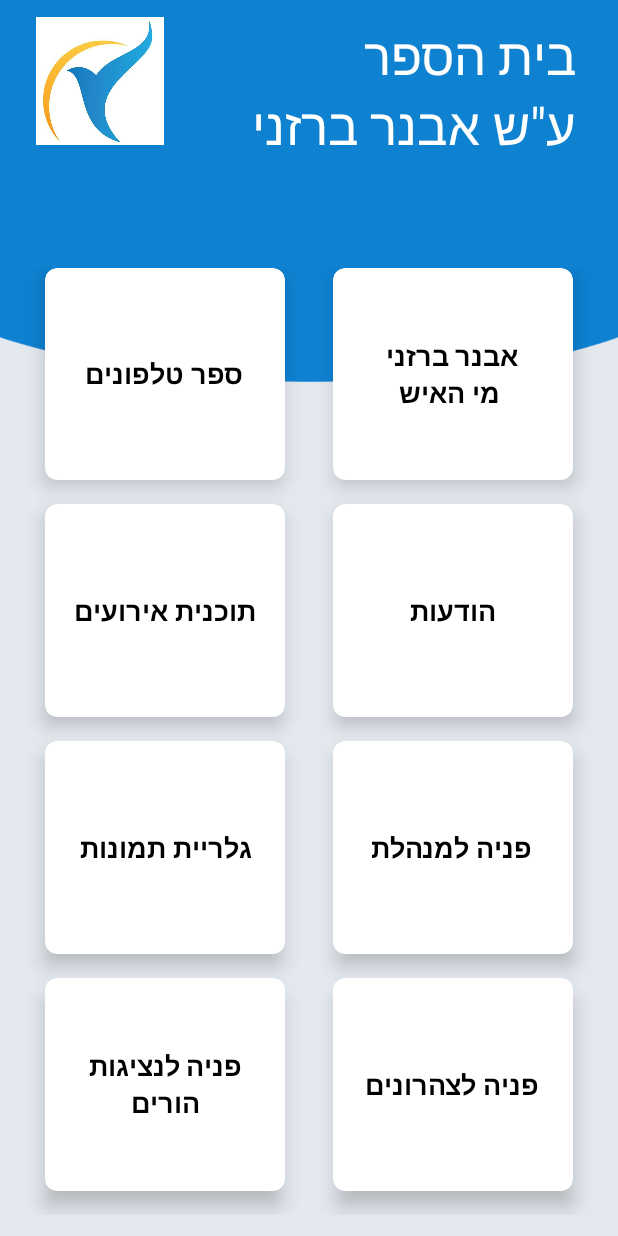
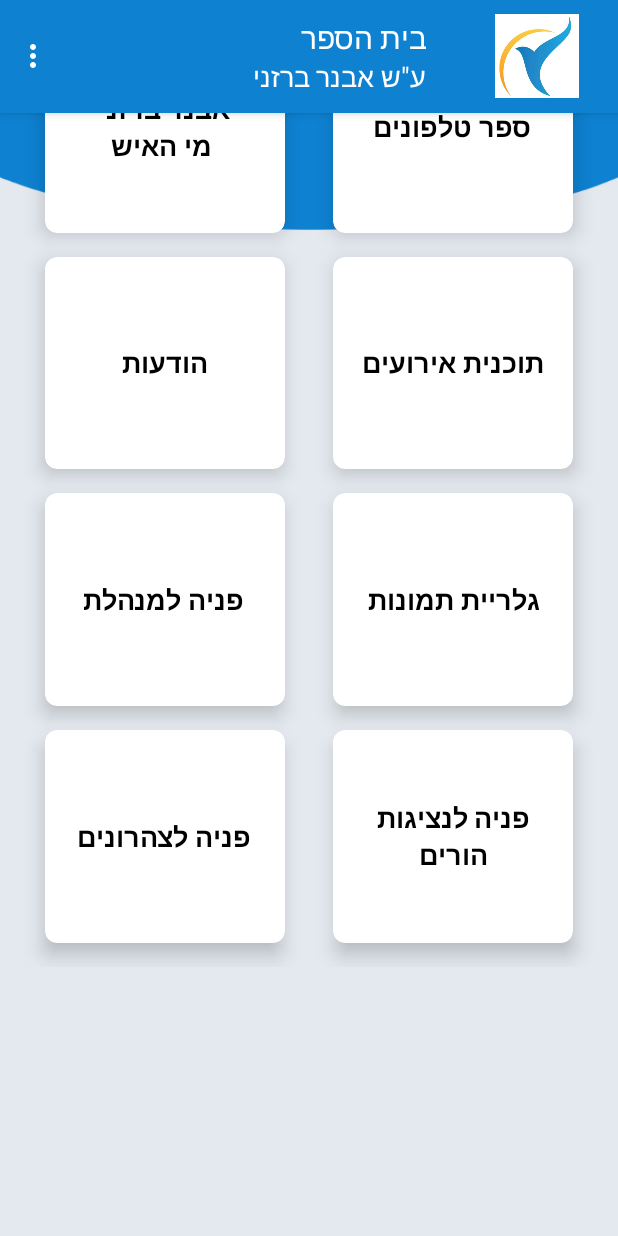
Before and after one commit to GuyCo5/School, an Android app: the screen it shows after launch (MainActivity), on a phone screen of 412 x 824 dp. Run offline under Robolectric (Android 15) with nearby library versions, the phone set to English and light mode, and no system bars.

Commit message:
first commit menu and actionBar

```diff
--- a/app/build.gradle
+++ b/app/build.gradle
@@ -4,7 +4,7 @@ android {
     compileSdkVersion 28
     defaultConfig {
         applicationId "com.example.guyco.school"
-        minSdkVersion 17
+        minSdkVersion 21
         targetSdkVersion 28
         versionCode 1
         versionName "1.0"
@@ -16,14 +16,15 @@ android {
             proguardFiles getDefaultProguardFile('proguard-android.txt'), 'proguard-rules.pro'
         }
     }
+    productFlavors {
+    }
 }
 
 dependencies {
-    implementation fileTree(dir: 'libs', include: ['*.jar'])
+    implementation fileTree(include: ['*.jar'], dir: 'libs')
     implementation 'com.android.support:appcompat-v7:28.0.0'
     implementation 'com.android.support.constraint:constraint-layout:1.1.3'
     implementation 'com.android.support:cardview-v7:28.0.0'
-
     testImplementation 'junit:junit:4.12'
     androidTestImplementation 'com.android.support.test:runner:1.0.2'
     androidTestImplementation 'com.android.support.test.espresso:espresso-core:3.0.2'
--- a/app/src/main/AndroidManifest.xml
+++ b/app/src/main/AndroidManifest.xml
@@ -8,15 +8,17 @@
         android:label="@string/app_name"
         android:roundIcon="@mipmap/ic_launcher_round"
         android:supportsRtl="true"
-        android:theme="@style/AppTheme.Launcher">
-
-        <activity android:name=".MainActivity">
+        android:theme="@style/AppTheme.Launcher"
+        >
+        <activity
+            android:name=".MainActivity"
+            android:screenOrientation="portrait">
             <intent-filter>
                 <action android:name="android.intent.action.MAIN" />
-
                 <category android:name="android.intent.category.LAUNCHER" />
             </intent-filter>
         </activity>
+
     </application>
 
 </manifest>
--- a/app/src/main/java/com/example/guyco/school/MainActivity.java
+++ b/app/src/main/java/com/example/guyco/school/MainActivity.java
@@ -4,28 +4,39 @@ import android.content.Intent;
 import android.net.Uri;
 import android.support.v7.app.AppCompatActivity;
 import android.os.Bundle;
-import android.util.Log;
+import android.support.v7.widget.Toolbar;
+import android.view.Menu;
+import android.view.MenuInflater;
 import android.view.View;
 import android.widget.Toast;
 
 public class MainActivity extends AppCompatActivity {
-
-
-    private static final String TAG = "main";
 
     private final String LINK_PHONEBOOK = "https://docs.google.com/spreadsheets/d/17FPrQvJD7oeCIfKJhq6jNkS3shfv_XudgoAViKF36Qs/edit?usp=sharing";
     private final String LINK_WHOIS = "https://he.wikipedia.org/wiki/%D7%90%D7%91%D7%A0%D7%A8_%D7%91%D7%A8%D7%96%D7%A0%D7%99";
     private final String LINK_EVENTS = "https://docs.google.com/document/d/1kIbqPBPw8_sKHw0XC-yBp8BY_rZqtS5ZH-v353UG6W8/edit?usp=sharing";
     private final String LINK_MESSAGES = "https://docs.google.com/document/d/1AMTO35iar_odnMq9cgOfuwV9MSot_vSrFMkGyoLhNeo/edit?usp=sharing";
     private final String LINK_GALLERY = "https://drive.google.com/drive/folders/17hTsO0oY8KUTS0QD9PdPf-finZtjTSo3?usp=sharing";
-    private final String LINK_SEND_TO_MANAGEMENT = "";
-    private final String LINK_SEND_TO_PARENTS = "";
-    private final String LINK_SEND_TO_NOONCARE = "";
+    //private final String LINK_SEND_TO_MANAGEMENT = "";
+    //private final String LINK_SEND_TO_PARENTS = "";
+    //private final String LINK_SEND_TO_NOONCARE = "";
 
     @Override
     protected void onCreate(Bundle savedInstanceState) {
+        getWindow().getDecorView().setLayoutDirection(View.LAYOUT_DIRECTION_RTL);
+        setTheme(R.style.AppTheme);
         super.onCreate(savedInstanceState);
         setContentView(R.layout.activity_main);
+
+        Toolbar toolbar = findViewById(R.id.toolbar);
+        setSupportActionBar(toolbar);
+    }
+
+    @Override
+    public boolean onCreateOptionsMenu(Menu menu) {
+        MenuInflater inflater = getMenuInflater();
+        inflater.inflate(R.menu.menu_main, menu);
+        return true;
     }
 
     public void clickPhoneBook(View view) {
--- a/app/src/main/res/anim/zoomin.xml
+++ /dev/null
@@ -1,15 +0,0 @@
-<?xml version="1.0" encoding="utf-8"?>
-<set xmlns:android="http://schemas.android.com/apk/res/android">
-
-  <scale
-      xmlns:android="http://schemas.android.com/apk/res/android"
-      android:duration="1000"
-      android:fromXScale="0.1"
-      android:fromYScale="0.1"
-      android:pivotX="50%"
-      android:pivotY="50%"
-      android:toXScale="1"
-      android:toYScale="1" >
-  </scale>
-
-</set>
--- a/app/src/main/res/layout/activity_main.xml
+++ b/app/src/main/res/layout/activity_main.xml
@@ -5,6 +5,10 @@
     android:layout_width="match_parent"
     android:layout_height="match_parent"
     tools:context=".MainActivity">
+
+    <include
+        android:id="@+id/toolbar"
+        layout="@layout/toolbar" />
 
 
     <LinearLayout
@@ -14,42 +18,9 @@
         android:layout_alignParentTop="true"
         android:layout_marginStart="0dp"
         android:layout_marginTop="0dp"
-        android:background="@drawable/bg"
+        android:background="@drawable/background"
         android:orientation="vertical"
         android:weightSum="10">
-
-
-        <RelativeLayout
-            android:layout_width="match_parent"
-            android:layout_height="0dp"
-            android:layout_weight="2">
-
-            <TextView
-                android:id="@+id/title"
-                android:layout_width="257dp"
-                android:layout_height="wrap_content"
-                android:layout_alignParentTop="true"
-                android:layout_alignParentEnd="true"
-                android:layout_marginTop="13dp"
-                android:layout_marginEnd="28dp"
-                android:text="@string/barazanySchool"
-                android:textColor="@android:color/white"
-                android:textSize="34sp" />
-
-            <ImageView
-                android:layout_width="85dp"
-                android:layout_height="85dp"
-                android:layout_alignLeft="@id/title"
-                android:layout_alignParentStart="true"
-                android:layout_alignParentTop="true"
-                android:layout_marginStart="10dp"
-                android:layout_marginLeft="-89dp"
-                android:layout_marginTop="11dp"
-                android:layout_marginEnd="3dp"
-                android:layout_toStartOf="@+id/title"
-                android:src="@drawable/logo" />
-
-        </RelativeLayout>
 
         <GridLayout
             android:id="@+id/mainGrid"
@@ -119,7 +90,7 @@
                     <TextView
                         android:layout_width="wrap_content"
                         android:layout_height="wrap_content"
-                        android:text="@string/avnerBarazany"
+                        android:text="@string/whoIsAvnerBarazany"
                         android:textAlignment="center"
                         android:textColor="@android:color/black"
                         android:textSize="18sp"
--- /dev/null
+++ b/app/src/main/res/layout/toolbar.xml
@@ -0,0 +1,20 @@
+<?xml version="1.0" encoding="utf-8"?>
+<android.support.v7.widget.Toolbar xmlns:android="http://schemas.android.com/apk/res/android"
+    android:layout_width="match_parent"
+    android:layout_height="wrap_content"
+    xmlns:app="http://schemas.android.com/apk/res-auto"
+    android:background="@color/background"
+    android:elevation="4dp"
+    android:theme="@style/Base.ThemeOverlay.AppCompat.Dark.ActionBar"
+    app:popupTheme="@style/ThemeOverlay.AppCompat.Light"
+    app:navigationIcon="@mipmap/ic_launcher_foreground"
+    app:title="@string/school"
+    app:subtitle="@string/avnerBarazany"
+    app:subtitleTextColor="@color/white"
+    app:subtitleTextAppearance="@style/myTheme.ActionBar.Text"
+    app:titleMarginStart="20dp"
+>
+
+
+
+</android.support.v7.widget.Toolbar>
--- /dev/null
+++ b/app/src/main/res/menu/menu_main.xml
@@ -0,0 +1,14 @@
+<?xml version="1.0" encoding="utf-8"?>
+<menu xmlns:android="http://schemas.android.com/apk/res/android"
+    xmlns:app="http://schemas.android.com/apk/res-auto">
+
+    <item
+        android:id="@+id/settings"
+        android:title="@string/settings"
+        app:showAsAction="never" />
+    <item
+        android:id="@+id/feedback"
+        android:title="@string/feedback"
+        app:showAsAction="never" />
+
+</menu>
--- a/app/src/main/res/values/colors.xml
+++ b/app/src/main/res/values/colors.xml
@@ -3,4 +3,6 @@
     <color name="colorPrimary">#00a8dd</color>
     <color name="colorPrimaryDark">#1677bb</color>
     <color name="colorAccent">#fcbe35</color>
+    <color name="background">#0E81D1</color>
+    <color name="white">#ffffff</color>
 </resources>
--- a/app/src/main/res/values/strings.xml
+++ b/app/src/main/res/values/strings.xml
@@ -1,7 +1,8 @@
 <resources>
     <string name="app_name">School</string>
-    <string name="barazanySchool">"בית הספר\nע\"ש אבנר ברזני"</string>
-    <string name="avnerBarazany">"אבנר ברזני\n מי האיש"</string>
+    <string name="school">"בית הספר"</string>
+    <string name="avnerBarazany">"ע\"ש אבנר ברזני"</string>
+    <string name="whoIsAvnerBarazany">"אבנר ברזני\n מי האיש"</string>
 
     <string name="phoneBook">ספר טלפונים</string>
     <string name="eventPlan">תוכנית אירועים</string>
@@ -10,5 +11,7 @@
     <string name="sendToParents">פניה לנציגות הורים</string>
     <string name="sendToManagement">פניה למנהלת</string>
     <string name="sendToNoonCare">פניה לצהרונים</string>
+    <string name="settings">הגדרות</string>
+    <string name="feedback">משוב</string>
 
 </resources>
--- a/app/src/main/res/values/styles.xml
+++ b/app/src/main/res/values/styles.xml
@@ -6,12 +6,20 @@
         <item name="colorPrimary">@color/colorPrimary</item>
         <item name="colorPrimaryDark">@color/colorPrimaryDark</item>
         <item name="colorAccent">@color/colorAccent</item>
+        <item name="android:actionBarSize">75dp</item>
     </style>
 
     <style name="AppTheme.Launcher">
-     <item name="android:windowBackground">@drawable/launch_screen</item>
-    <!-- Optional, on Android 5+ you can modify the colorPrimaryDark color to match the windowBackground color for further branding-->
-    <!-- <item name="colorPrimaryDark">@android:color/white</item> -->
+        <item name="android:windowBackground">@drawable/launch_screen</item>
+        <!-- Optional, on Android 5+ you can modify the colorPrimaryDark color to match the windowBackground color for further branding-->
+        <!-- <item name="colorPrimaryDark">@android:color/white</item> -->
     </style>
 
+    <style name="myTheme.ActionBar.Text" parent="@android:style/TextAppearance">
+        <item name="android:textColor">@color/white</item>
+        <item name="android:textSize">18sp</item>
+    </style>
+
+
+
 </resources>
```
Also changed, not shown: app/src/main/res/drawable/launch_screen.xml (+1 -8 lines), app/src/main/res/drawable/avner.jpg (deleted), app/src/main/res/drawable/background.jpg (added), app/src/main/res/drawable/bg.jpg (deleted), app/src/main/res/drawable/logo.jpg (deleted), app/src/main/res/drawable/logo_main.jpg (deleted).
